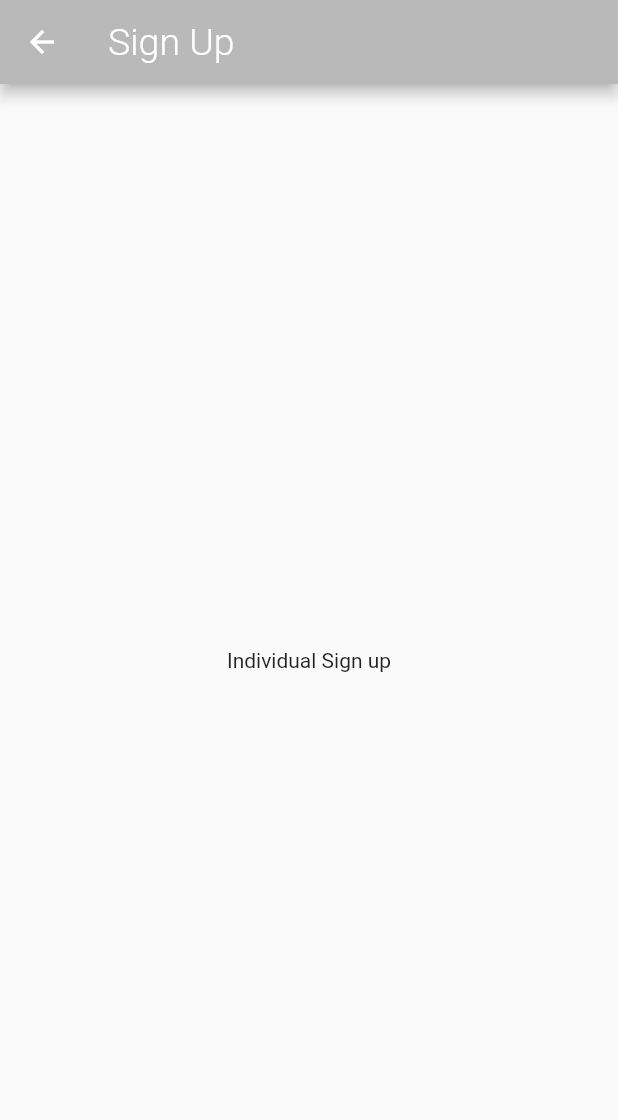
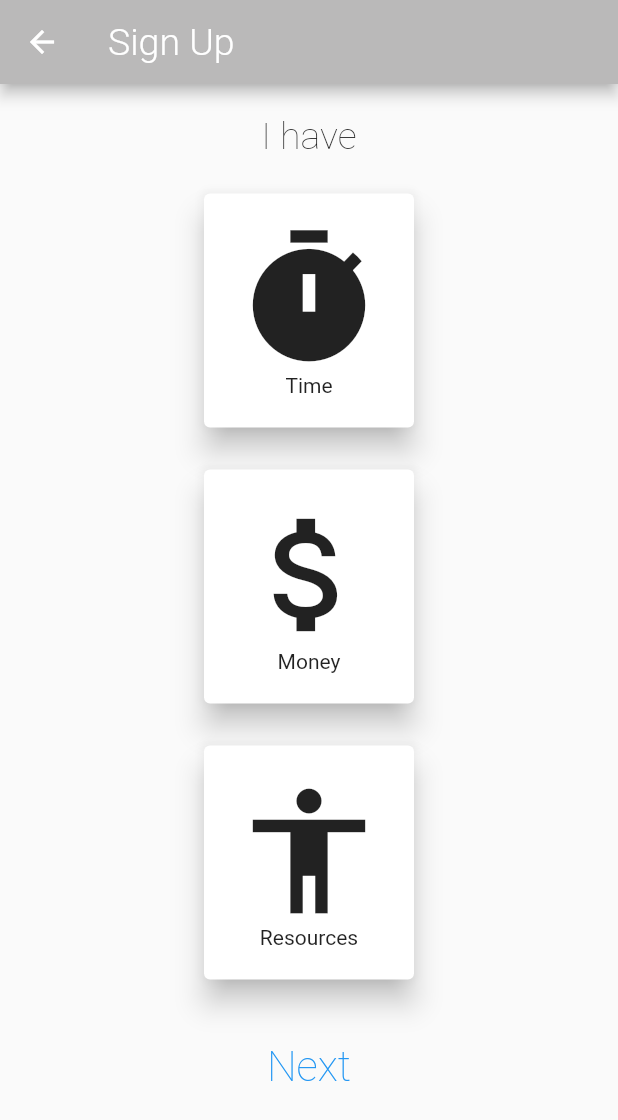
Before and after one commit to ChoDi-App/ChoDi, a Flutter app: the SignUpPage screen opened by its route, after a tap on "Individual", on a phone screen of 412 x 824 dp. Shown: the top 1120 px of the screen. Run offline on Flutter 3.47's test engine with Material 2 defaults, Android fonts, the phone set to English and light mode, and no system bars; our stand-ins replace firebase_auth, google_fonts; accounts and stored records are empty; Roboto replaces fonts that are missing (Ubuntu).

```diff
--- a/chodi_app/lib/main.dart
+++ b/chodi_app/lib/main.dart
@@ -1,5 +1,6 @@
 import 'package:chodiapp/AuthWidgetBuilder.dart';
 import 'package:chodiapp/screens/Authenticate/SignInPage.dart';
+import 'package:flutter/cupertino.dart';
 import 'package:flutter/material.dart';
 import 'package:provider/provider.dart';
 import 'package:chodiapp/Services/Auth.dart';
--- a/chodi_app/lib/screens/Authenticate/IndividualSignUpPage.dart
+++ b/chodi_app/lib/screens/Authenticate/IndividualSignUpPage.dart
@@ -3,14 +3,14 @@ import 'package:chodiapp/constants/AppColors.dart';
 import 'package:google_fonts/google_fonts.dart';
 
 class IndividualSignUpPage extends StatefulWidget {
-  List<String> choices;
-  IndividualSignUpPage({this.choices});
 
   @override
   _IndividualSignUpPageState createState() => _IndividualSignUpPageState();
 }
 
 class _IndividualSignUpPageState extends State<IndividualSignUpPage> {
+  List<String> choices;
+
   @override
   Widget build(BuildContext context) {
     return Scaffold(
@@ -18,8 +18,70 @@ class _IndividualSignUpPageState extends State<IndividualSignUpPage> {
         backgroundColor: primaryColor ,
         title: Text("Sign Up",style: GoogleFonts.ubuntu(fontSize: 25.0, fontWeight: FontWeight.w300,)),
       ),
-      body: Center(
-          child: Text("Individual Sign up")
+      body: SingleChildScrollView(
+        child: Center(
+            child: Column(
+              children: <Widget>[
+                SizedBox(height: 20.0,),
+                Text("I have",style: GoogleFonts.ubuntu(fontWeight: FontWeight.w100,fontSize: 25),),
+                SizedBox(height: 20.0,),
+                InkWell(
+                  onTap: (){},
+                  child: Card(
+                    elevation: 8.0,
+                    child: Container(
+                      padding: EdgeInsets.all(20.0),
+                      child: Column(
+                        children: <Widget>[
+                          Icon(Icons.timer,size: 100,),
+                          Text("Time")
+                        ],
+                      ),
+                    ),
+                  ),
+                ),
+                SizedBox(height: 20.0,),
+                InkWell(
+                  onTap: (){},
+                  child: Card(
+                    elevation: 8.0,
+                    child: Container(
+                      padding: EdgeInsets.all(20.0),
+                      child: Column(
+                        children: <Widget>[
+                          Icon(Icons.attach_money,size: 100,),
+                          Text("Money")
+                        ],
+                      ),
+                    ),
+                  ),
+                ),
+                SizedBox(height: 20.0,),
+                InkWell(
+                  onTap: (){
+                    choices.add("Resources");
+                  },
+                  child: Card(
+                    elevation: 8.0,
+                    child: Container(
+                      padding: EdgeInsets.all(20.0),
+                      child: Column(
+                        children: <Widget>[
+                          Icon(Icons.accessibility,size: 100,),
+                          Text("Resources")
+                        ],
+                      ),
+                    ),
+                  ),
+                ),
+                SizedBox(height: 30.0,),
+                FlatButton(
+                    onPressed: (){},
+                    child: Text("Next",style: GoogleFonts.ubuntu(fontWeight: FontWeight.w100,fontSize: 28,color: Colors.blue),))
+
+              ],
+            )
+        ),
       ),
     );
   }
--- a/chodi_app/lib/screens/Authenticate/SignUpPage.dart
+++ b/chodi_app/lib/screens/Authenticate/SignUpPage.dart
@@ -26,7 +26,6 @@ class _SignUpPageState extends State<SignUpPage> {
             ),
           )
         ],
-        backgroundColor: primaryColor ,
         title: Text("Sign Up",style: GoogleFonts.ubuntu(fontSize: 25.0, fontWeight: FontWeight.w300,)),
       ),
       body: SingleChildScrollView(
```
Also changed, not shown: chodi_app/lib/screens/Authenticate/SignInPage.dart (+35 -22 lines), chodi_app/lib/screens/Home/AuthenticatedHome.dart (+10 -3 lines), 1 other file.
